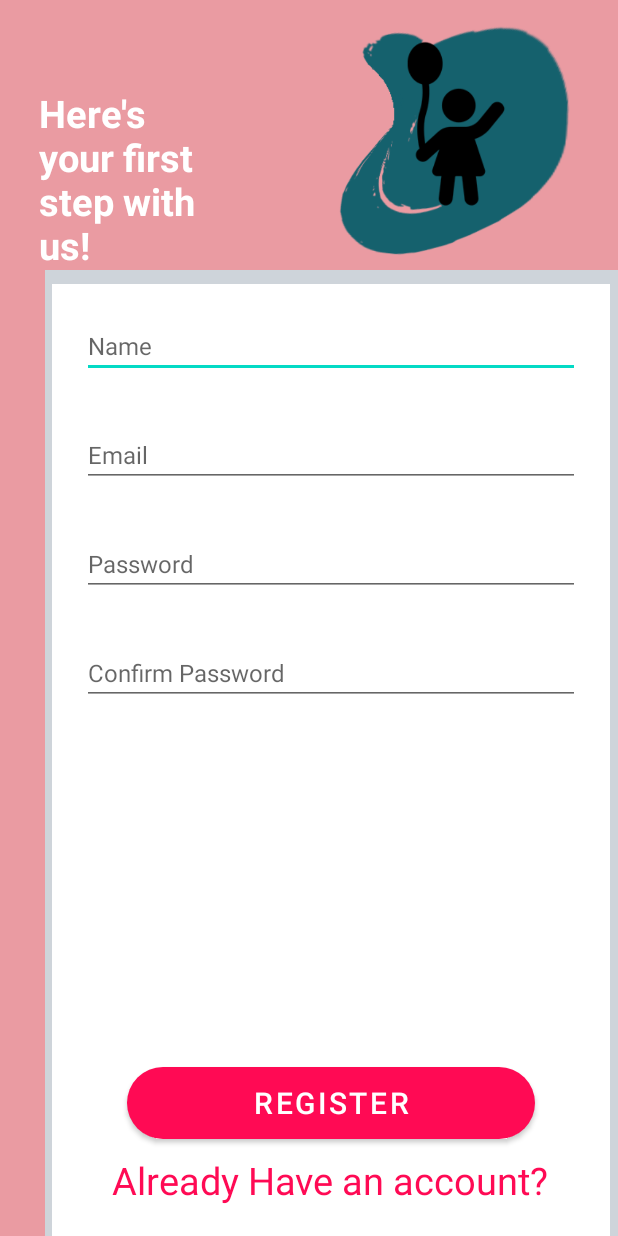
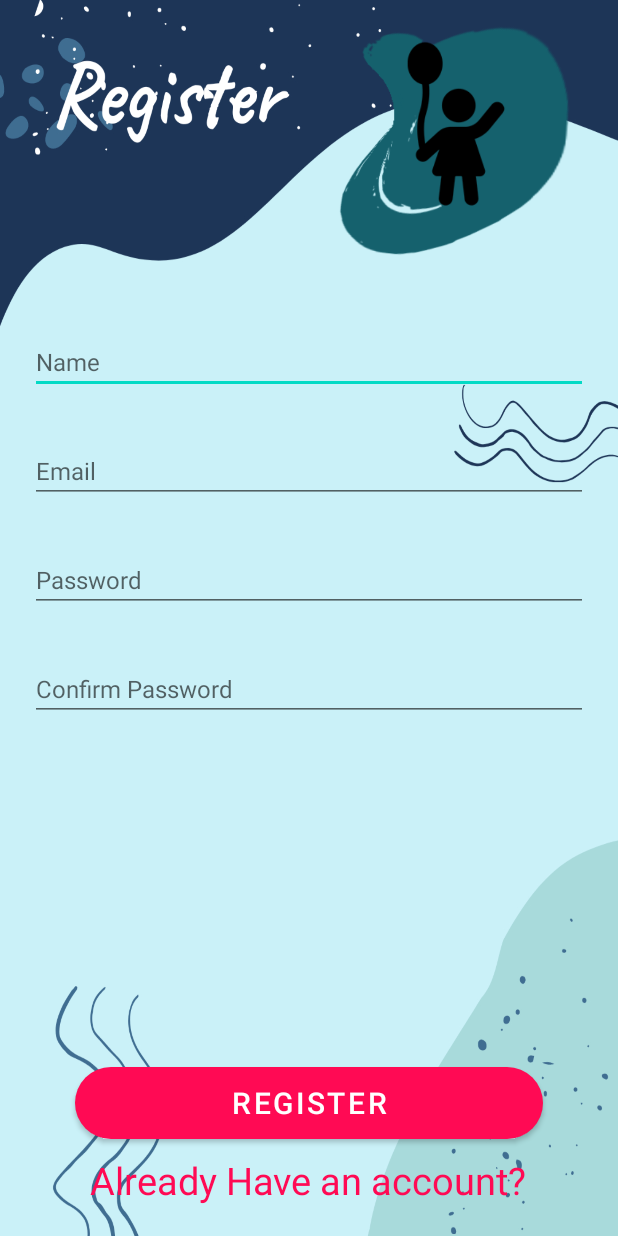
Before and after one commit to ETS-Android3/Face_Recognition, an Android app: the registerpage screen opened directly, with no data from a screen before it, on a phone screen of 412 x 824 dp. Run offline under Robolectric (Android 15) with nearby library versions, the phone set to English and light mode, and no system bars.

Commit message:
Hackathon_CGU

```diff
--- a/app/src/main/res/layout/activity_main.xml
+++ b/app/src/main/res/layout/activity_main.xml
@@ -4,7 +4,7 @@
     xmlns:tools="http://schemas.android.com/tools"
     android:id="@+id/coordinatorLayout"
     android:layout_width="match_parent"
-    android:background="@drawable/ai"
+    android:background="#e6ccb2"
     android:layout_height="match_parent"
     tools:context=".MainActivity">
 
--- a/app/src/main/res/layout/activity_registerpage.xml
+++ b/app/src/main/res/layout/activity_registerpage.xml
@@ -4,7 +4,7 @@
     xmlns:tools="http://schemas.android.com/tools"
     android:layout_width="match_parent"
     android:layout_height="match_parent"
-    android:background="#ea9ba2"
+    android:background="@drawable/register"
     tools:context=".registerpage">
 
     <ImageView
@@ -13,39 +13,13 @@
         android:src="@drawable/img2"
         android:layout_marginLeft="180dp"
         />
-    <TextView
-        android:layout_width="wrap_content"
-        android:layout_height="wrap_content"
-        android:text=" Here's \n your first \n step with \n us!"
-        android:textSize="25dp"
-        android:textStyle="bold"
-        android:textColor="@color/white"
-        android:layout_marginLeft="20dp"
-        android:layout_marginTop="58dp"
-        />
-
-    <RelativeLayout
-        android:layout_width="match_parent"
-        android:layout_height="match_parent"
-        android:layout_marginTop="180dp"
-        android:layout_marginLeft="30dp"
-        android:background="#ced4da"
-        >
-
-        <RelativeLayout
-            android:layout_width="match_parent"
-            android:layout_height="match_parent"
-            android:layout_marginLeft="10dp"
-            android:layout_marginTop="9dp"
-            android:layout_centerHorizontal="true"
-            android:background="@color/white">
 
             <EditText
                 android:id="@+id/nameEntry"
                 android:layout_width="match_parent"
                 android:layout_height="wrap_content"
                 android:layout_marginHorizontal="20sp"
-                android:layout_marginTop="20dp"
+                android:layout_marginTop="220dp"
                 android:hint="Name"
                 android:textSize="16sp" />
 
@@ -106,9 +80,4 @@
                 android:textSize="25sp" />
 
 
-        </RelativeLayout>
-
-    </RelativeLayout>
-
-
 </RelativeLayout>
```
Also changed, not shown: app/src/main/res/drawable/corner.xml (added, +16 -0 lines), app/src/main/res/layout/activity_loginpage.xml (+4 -5 lines), app/src/main/res/drawable-v24/register.jpeg (added).
